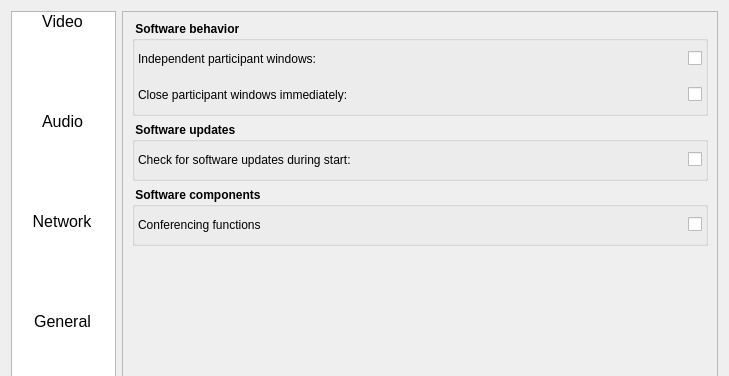
This is Homer/forms/Dialogs/ConfigurationDialog.ui in Homer-Conferencing/Homer-Conferencing as Qt 5 draws it before an edit; both pictures show x 0 to 729 and y 0 to 376 of the 729 by 701 pixel window. The edited form follows.
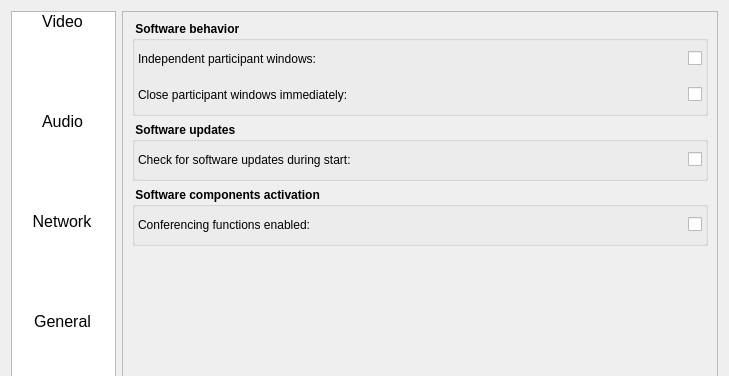
This is the edited form. The open tabs and pages were chosen to show the change. Icons and pictures are not drawn.

The edit to the form file:
```diff
--- a/Homer/forms/Dialogs/ConfigurationDialog.ui
+++ b/Homer/forms/Dialogs/ConfigurationDialog.ui
@@ -2826,7 +2826,7 @@
             </font>
            </property>
            <property name="title">
-            <string> Software components </string>
+            <string> Software components activation </string>
            </property>
            <layout class="QVBoxLayout" name="verticalLayout_15">
             <property name="margin">
@@ -2849,7 +2849,7 @@
                  </font>
                 </property>
                 <property name="text">
-                 <string>Conferencing functions </string>
+                 <string>Conferencing functions enabled: </string>
                 </property>
                </widget>
               </item>
```
Left out of the diff: 1 changed line with no effect on the pictures.
